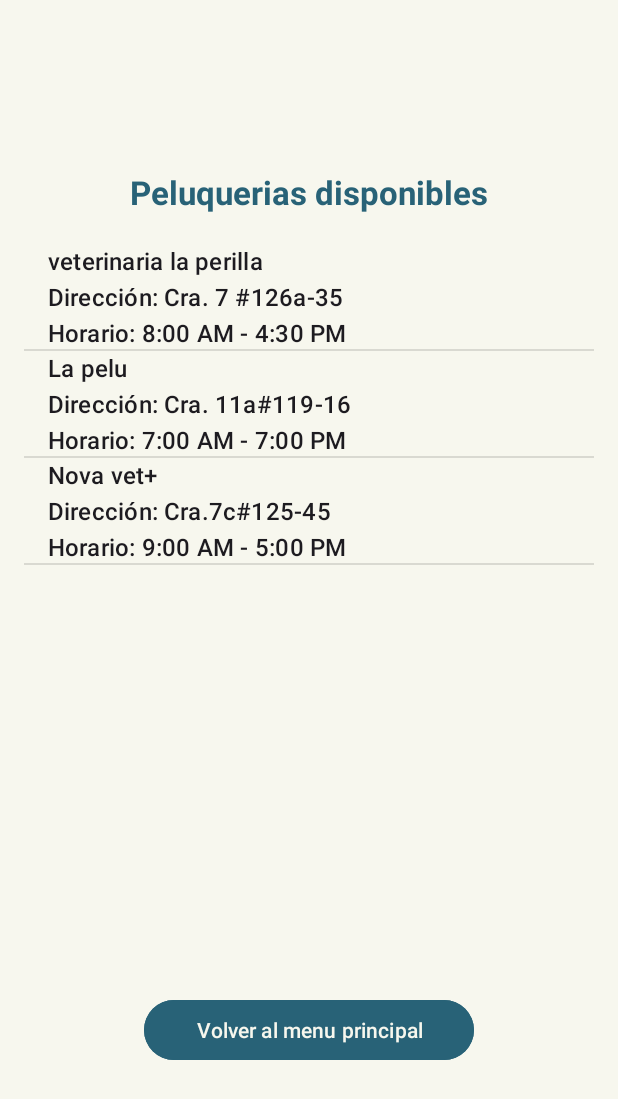
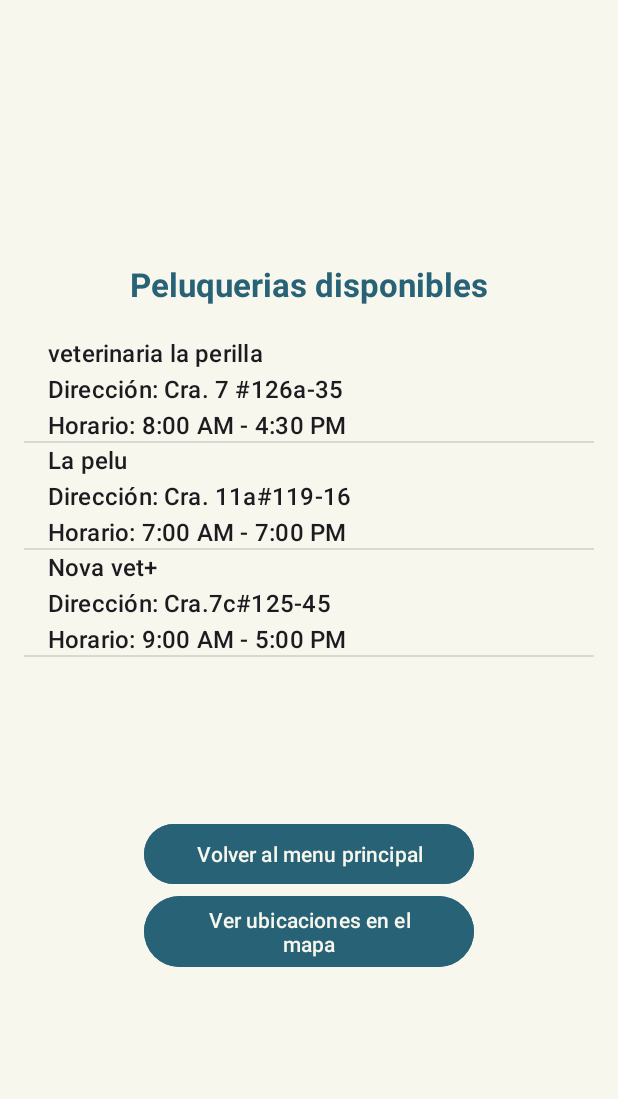
Before and after one commit to Intro-CompuMovil/Pawlished, an Android app: the ViewNearestActivity screen opened directly, with no data from a screen before it, on a phone screen of 412 x 824 dp. Shown: the top 1099 px of the screen. Run offline under Robolectric (Android 15) with nearby library versions, the phone set to English and light mode, and no system bars.

Commit message:
correcciones view nearest

```diff
--- a/app/src/main/java/com/example/pawlished/ViewNearestActivity.kt
+++ b/app/src/main/java/com/example/pawlished/ViewNearestActivity.kt
@@ -65,5 +65,10 @@ class ViewNearestActivity : AppCompatActivity() {
             intent.putExtra("selected_peluqueria", selectedPeluqueria)
             startActivity(intent)
         }
+        val mapa: Button = findViewById(R.id.mapa)
+        mapa.setOnClickListener {
+            val intent = Intent(this, MapaActivity::class.java)
+            startActivity(intent)
+        }
     }
 }
--- a/app/src/main/res/layout/view_nearest.xml
+++ b/app/src/main/res/layout/view_nearest.xml
@@ -24,8 +24,9 @@
     <ListView
         android:id="@+id/peluqueriasListView"
         android:layout_width="match_parent"
-        android:layout_height="500dp"
-        android:paddingBottom="20dp"/>
+        android:layout_height="321dp"
+        android:paddingBottom="20dp"
+        />
 
     <Button
         android:id="@+id/volverMainButton"
@@ -35,5 +36,13 @@
         android:backgroundTint="@color/azul"
         android:textColor="@color/blanco"
         android:layout_below="@id/solicitarButton"/>
+    <Button
+        android:id="@+id/mapa"
+        android:layout_width="220dp"
+        android:layout_height="wrap_content"
+        android:text="Ver ubicaciones en el mapa"
+        android:backgroundTint="@color/azul"
+        android:textColor="@color/blanco"
+        android:layout_below="@id/solicitarButton"/>
 
 </LinearLayout>
```
